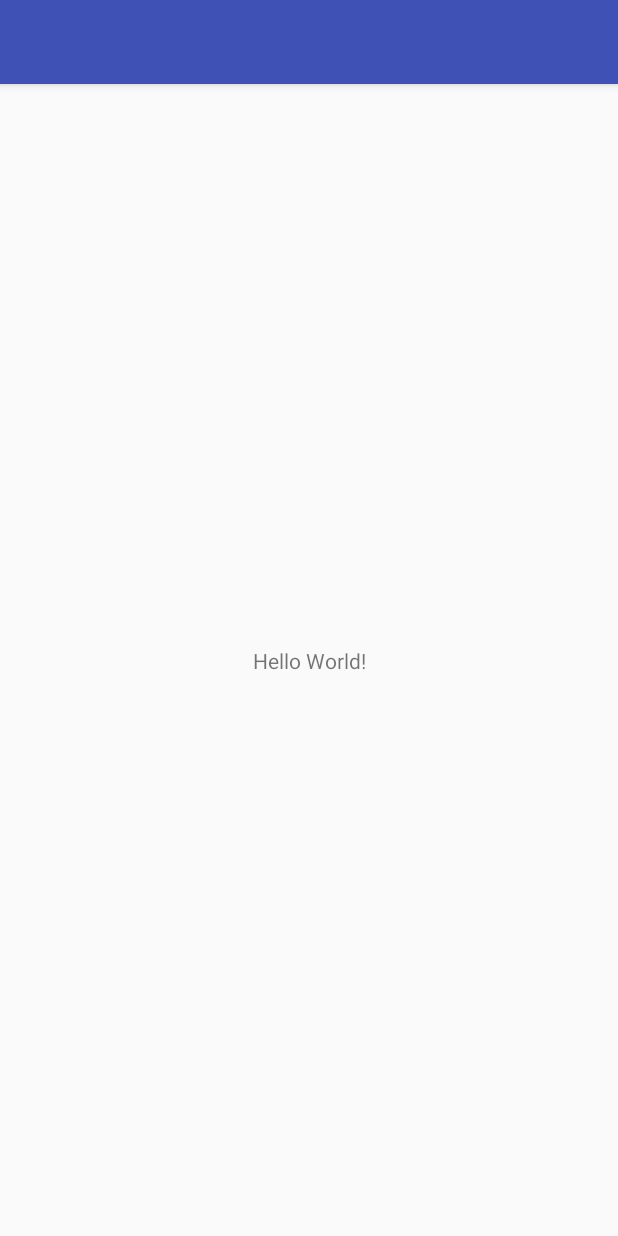
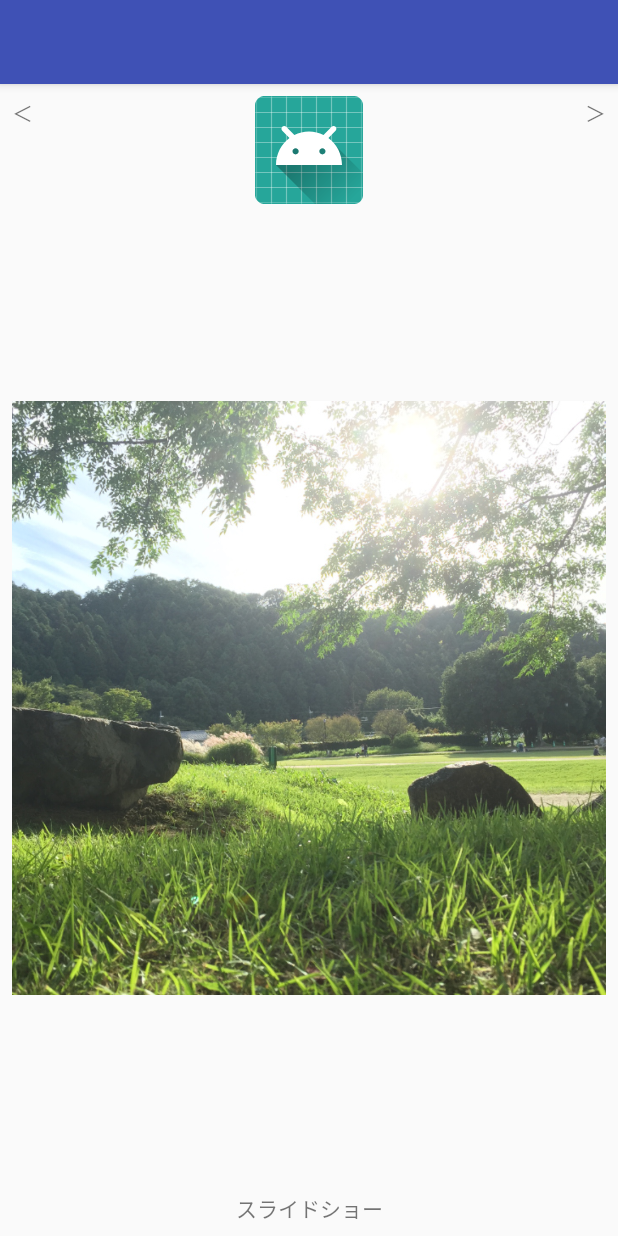
Before and after one commit to HaruKado/MySlideshow, an Android app: the screen it shows after launch (MainActivity), on a phone screen of 412 x 824 dp. Run offline under Robolectric (Android 15) with nearby library versions, the phone set to English and light mode, and no system bars.

Commit message:
スライド機能追加

```diff
--- a/app/build.gradle
+++ b/app/build.gradle
@@ -23,6 +23,7 @@ android {
 }
 
 dependencies {
+    implementation "org.jetbrains.anko:anko-common:$anko_version"
     implementation fileTree(dir: 'libs', include: ['*.jar'])
     implementation"org.jetbrains.kotlin:kotlin-stdlib-jdk7:$kotlin_version"
     implementation 'com.android.support:appcompat-v7:28.0.0-rc02'
--- a/app/src/main/java/com/example/kadohiraharuki/myslideshow/MainActivity.kt
+++ b/app/src/main/java/com/example/kadohiraharuki/myslideshow/MainActivity.kt
@@ -2,11 +2,100 @@ package com.example.kadohiraharuki.myslideshow
 
 import android.support.v7.app.AppCompatActivity
 import android.os.Bundle
+import android.view.animation.BounceInterpolator
+import android.widget.ImageSwitcher
+import android.widget.ImageView
+import kotlinx.android.synthetic.main.activity_main.*
 
 class MainActivity : AppCompatActivity() {
+
+    //イメージ画像をリスト化
+    private val resources = listOf(
+            R.drawable.slide00, R.drawable.slide01,
+            R.drawable.slide02, R.drawable.slide03,
+            /*R.drawable.slide04,*/ R.drawable.slide05,
+            R.drawable.slide06, R.drawable.slide07,
+            R.drawable.slide08  /*,R.drawable.slide09*/
+    )
+
+    //10枚の画像のうち、どの画像を表示しているかを把握するためのプロパティ
+    private var position = 0
+
 
     override fun onCreate(savedInstanceState: Bundle?) {
         super.onCreate(savedInstanceState)
         setContentView(R.layout.activity_main)
+
+
+        //imageswitcherは内部に複数のビューを持ち、これを切り替える
+        //setFactoryメソッドは、切り替えるビューを生成する方法を指定します、ViwSwitcherはimageSwitcherの親クラス
+        imageSwitcher.setFactory {
+            //イメージビューのインスタンス生成
+            ImageView(this)
+        }
+        //最初の画像をimageSwitcherに表示
+        imageSwitcher.setImageResource(resources[0])
+
+        //前後のボタンで次のスライドに移行するように設定
+        prevButton.setOnClickListener{movePosition(-1)}
+        nextButton.setOnClickListener{movePosition(1)}
+
+        //ドロイド君のイメージビューをタップした時にアニメーションするようにプログラム
+        imageView.setOnClickListener {
+            /*
+            //引き数はit,ViewPropertyAnimatorのインスタンスを生成し、スコープ関数applyにより続けて処理
+            it.animate().apply{
+                //3秒かけてアニメーションするように指定
+                duration = 3000L
+                //rotationメソッドで回転する角度を指定。今回は5回転
+                rotation(360.0f * 5.0f)
+                }
+                */
+
+            it.animate().apply {
+                duration = 1000L
+                //ポールが飛ぶように移動するアニメーション
+                interpolator = BounceInterpolator()
+                //Viewのyプロパティはビューが配置されている位置のy座標を取得する。ここに100ピクセルを足す
+                y(it.y + 100.0f)
+
+            }
+        }
+
+
+        /*
+        //お試し：x軸 ,y軸方向に2.5倍拡大
+        imageView.setOnClickListener{
+            it.animate().apply{
+                duration = 3000L
+                scaleX(2.5f)
+                scaleY(2.5f)
+            }
+        }
+
+        //お試し2：座標移動、両軸200ピクセル移動
+        imageView.setOnClickListener{
+            it.animate().apply{
+                duration = 3000L
+                x(200.0f)
+                y(200.0f)
+            }
+        }
+        */
+    }
+
+    //ImageSwitcherに画像を表示するmovePositionメソッド作成
+    private fun movePosition(move: Int){
+        //表示する画像の位置であるposition変数を引数moveの値だけ変化させる
+        position += move
+        if(position >= resources.size) {
+            position = 0
+        }
+        //リストの要素数はsizeプロパティで取得する
+        else if (position < 0){
+            position = resources.size - 1
+        }
+        imageSwitcher.setImageResource(resources[position])
+
     }
 }
--- a/app/src/main/res/layout/activity_main.xml
+++ b/app/src/main/res/layout/activity_main.xml
@@ -6,13 +6,71 @@
     android:layout_height="match_parent"
     tools:context=".MainActivity">
 
-    <TextView
+    <ImageView
+        android:id="@+id/imageView"
         android:layout_width="wrap_content"
         android:layout_height="wrap_content"
-        android:text="Hello World!"
-        app:layout_constraintBottom_toBottomOf="parent"
-        app:layout_constraintLeft_toLeftOf="parent"
-        app:layout_constraintRight_toRightOf="parent"
+        android:layout_marginEnd="8dp"
+        android:layout_marginLeft="8dp"
+        android:layout_marginRight="8dp"
+        android:layout_marginStart="8dp"
+        android:layout_marginTop="8dp"
+        app:layout_constraintEnd_toEndOf="parent"
+        app:layout_constraintStart_toStartOf="parent"
+        app:layout_constraintTop_toTopOf="parent"
+        app:srcCompat="@mipmap/ic_launcher" />
+
+    <TextView
+        android:id="@+id/prevButton"
+        android:layout_width="wrap_content"
+        android:layout_height="wrap_content"
+        android:layout_marginLeft="8dp"
+        android:layout_marginStart="8dp"
+        android:layout_marginTop="8dp"
+        android:text="＜"
+        app:layout_constraintStart_toStartOf="parent"
         app:layout_constraintTop_toTopOf="parent" />
 
+    <TextView
+        android:id="@+id/nextButton"
+        android:layout_width="wrap_content"
+        android:layout_height="wrap_content"
+        android:layout_marginEnd="8dp"
+        android:layout_marginRight="8dp"
+        android:layout_marginTop="8dp"
+        android:text="＞"
+        app:layout_constraintEnd_toEndOf="parent"
+        app:layout_constraintTop_toTopOf="parent" />
+
+    <TextView
+        android:id="@+id/slideshowButton"
+        android:layout_width="wrap_content"
+        android:layout_height="wrap_content"
+        android:layout_marginBottom="8dp"
+        android:layout_marginEnd="8dp"
+        android:layout_marginLeft="8dp"
+        android:layout_marginRight="8dp"
+        android:layout_marginStart="8dp"
+        android:text="スライドショー"
+        app:layout_constraintBottom_toBottomOf="parent"
+        app:layout_constraintEnd_toEndOf="parent"
+        app:layout_constraintStart_toStartOf="parent" />
+
+
+    <ImageSwitcher
+        android:id="@+id/imageSwitcher"
+        android:layout_width="0dp"
+        android:layout_height="0dp"
+        android:layout_marginBottom="8dp"
+        android:layout_marginEnd="8dp"
+        android:layout_marginLeft="8dp"
+        android:layout_marginRight="8dp"
+        android:layout_marginStart="8dp"
+        android:layout_marginTop="8dp"
+        app:layout_constraintBottom_toTopOf="@+id/slideshowButton"
+        app:layout_constraintEnd_toEndOf="parent"
+        app:layout_constraintStart_toStartOf="parent"
+        app:layout_constraintTop_toBottomOf="@+id/imageView">
+
+    </ImageSwitcher>
 </android.support.constraint.ConstraintLayout>
--- a/build.gradle
+++ b/build.gradle
@@ -2,6 +2,7 @@
 
 buildscript {
     ext.kotlin_version = '1.2.61'
+    ext.anko_version = '0.10.5'
     repositories {
         google()
         jcenter()
```
Also changed, not shown: app/src/main/res/drawable/slide00.jpg (added), app/src/main/res/drawable/slide01.jpg (added), app/src/main/res/drawable/slide02.jpg (added), app/src/main/res/drawable/slide03.jpg (added), app/src/main/res/drawable/slide04.jpg (added), app/src/main/res/drawable/slide05.jpg (added), app/src/main/res/drawable/slide06.jpg (added), app/src/main/res/drawable/slide07.jpg (added), app/src/main/res/drawable/slide08.jpg (added), app/src/main/res/drawable/slide09.jpg (added).
